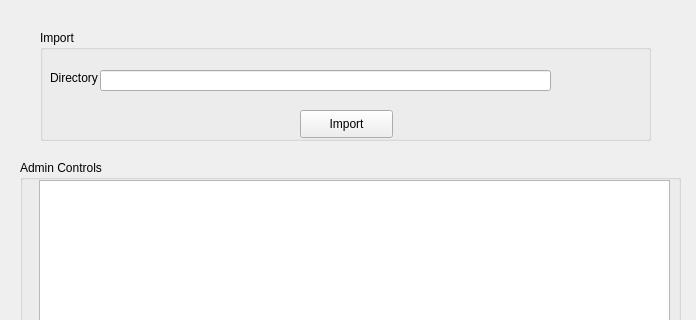
richardj99/coursework, file Code/Settings.ui: the form before one commit; both pictures show x 0 to 696 and y 0 to 320 of the 696 by 649 pixel window.
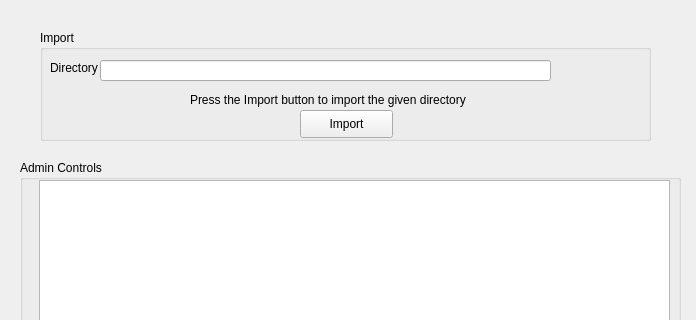
The form after the commit.

```diff
--- a/Code/Settings.ui
+++ b/Code/Settings.ui
@@ -30,7 +30,7 @@
      <property name="geometry">
       <rect>
        <x>10</x>
-       <y>40</y>
+       <y>30</y>
        <width>53</width>
        <height>16</height>
       </rect>
@@ -43,7 +43,7 @@
      <property name="geometry">
       <rect>
        <x>60</x>
-       <y>40</y>
+       <y>30</y>
        <width>451</width>
        <height>21</height>
       </rect>
@@ -62,6 +62,19 @@
       <string>Import</string>
      </property>
     </widget>
+    <widget class="QLabel" name="lbl_import">
+     <property name="geometry">
+      <rect>
+       <x>150</x>
+       <y>60</y>
+       <width>301</width>
+       <height>20</height>
+      </rect>
+     </property>
+     <property name="text">
+      <string>Press the Import button to import the given directory</string>
+     </property>
+    </widget>
    </widget>
    <widget class="QPushButton" name="btn_logout">
     <property name="geometry">
```
